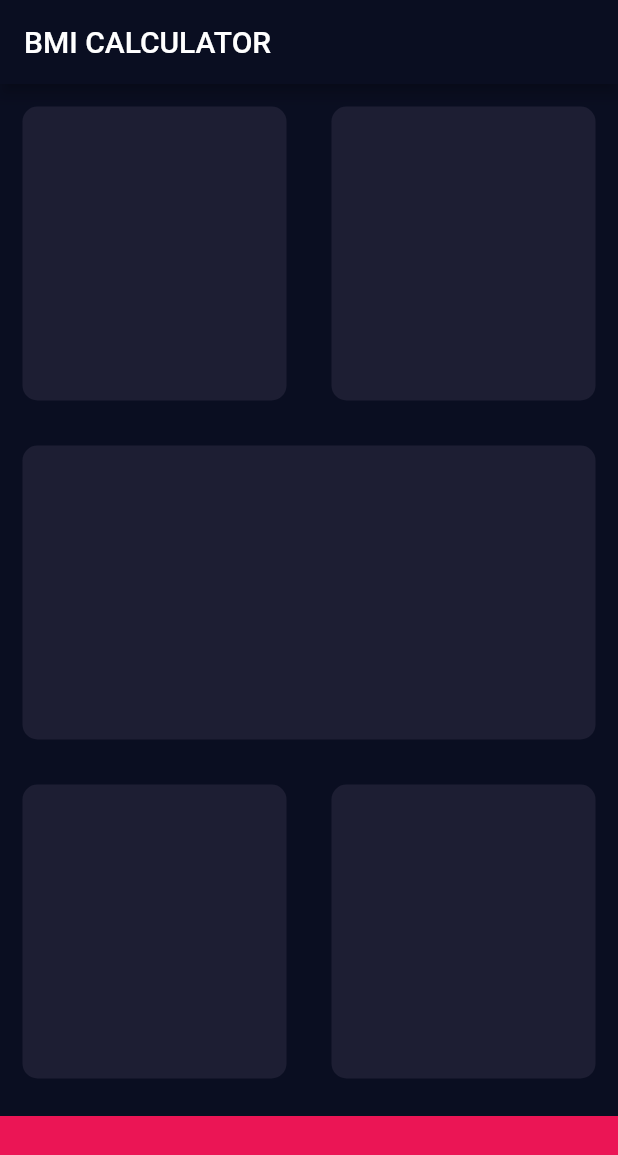
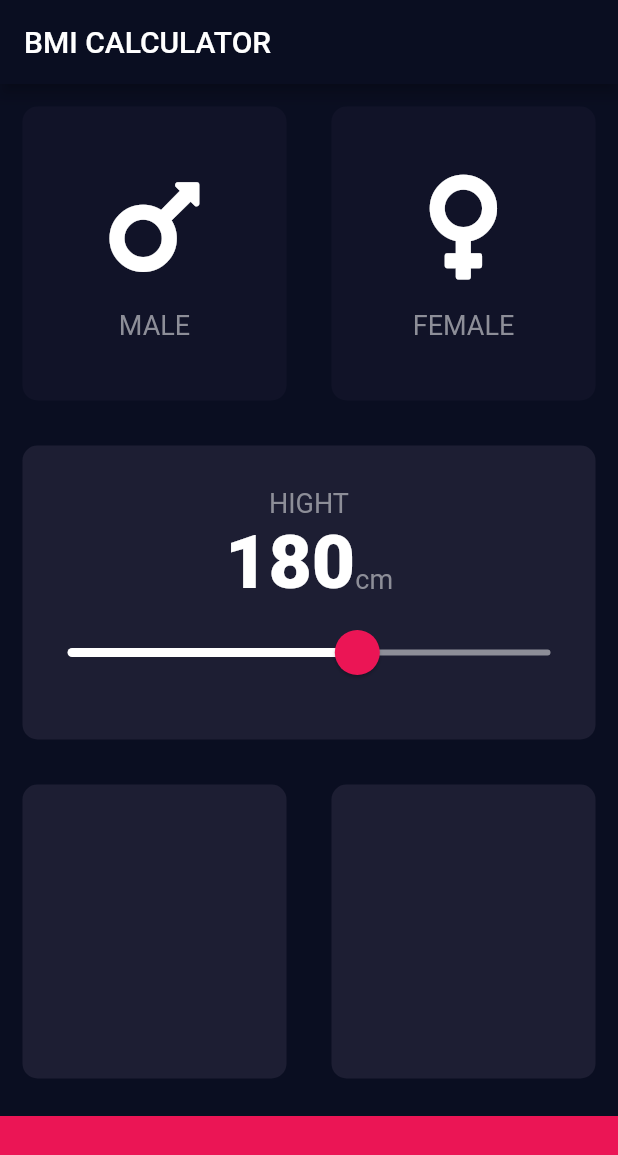
Before and after one commit to AlenaLaillusion/bmiCalculator, a Flutter app: the screen it shows after launch, on a phone screen of 412 x 824 dp. Shown: the top 1155 px of the screen. Run offline on Flutter 3.47's test engine with Material 2 defaults, Android fonts, the phone set to English and light mode, and no system bars; our stand-ins replace font_awesome_flutter.

Commit message:
second_commit-slider_onPressCard

```diff
--- /dev/null
+++ b/lib/constants.dart
@@ -0,0 +1,16 @@
+import 'package:flutter/material.dart';
+
+const kbottomContainerHeight = 80.0;
+const kactiveCardColour = Color(0xFF1D1E33);
+const kinactiveCardColour = Color(0xFF111328);
+const kbottomContainerColour = Color(0xFFEB1555);
+
+const klabelTextStyle = TextStyle(
+    fontSize: 18.0,
+    color: Color(0xFF8D8E98)
+);
+
+const kNumberTextStyle = TextStyle(
+  fontSize: 50.0,
+  fontWeight: FontWeight.w900,
+);
--- /dev/null
+++ b/lib/icon_content.dart
@@ -0,0 +1,27 @@
+import 'package:flutter/material.dart';
+import 'constants.dart';
+
+
+class IconContent extends StatelessWidget {
+  IconContent({this.icon, this.text});
+
+  final IconData icon;
+  final String text;
+
+  @override
+  Widget build(BuildContext context) {
+    return Column(
+      mainAxisAlignment: MainAxisAlignment.center,
+      children: <Widget>[
+        Icon(
+          icon,
+          size: 80.0,
+        ),
+        SizedBox(
+          height: 15.0,
+        ),
+        Text(text, style: klabelTextStyle,),
+      ],
+    );
+  }
+}
--- a/lib/input_page.dart
+++ b/lib/input_page.dart
@@ -1,8 +1,13 @@
+import 'package:bmi_calculator/reusable_card.dart';
 import 'package:flutter/material.dart';
+import 'package:font_awesome_flutter/font_awesome_flutter.dart';
+import 'constants.dart';
+import 'icon_content.dart';
 
-const bottomContainerHeight = 80.0;
-const activeCardColour = Color(0xFF1D1E33);
-const bottomContainerColour = Color(0xFFEB1555);
+enum Gender {
+  male,
+  female
+}
 
 class InputPage extends StatefulWidget {
   @override
@@ -10,6 +15,10 @@ class InputPage extends StatefulWidget {
 }
 
 class _InputPageState extends State<InputPage> {
+
+  Gender selectedGender;
+  int height = 180;
+
   @override
   Widget build(BuildContext context) {
     return Scaffold(
@@ -20,49 +29,96 @@ class _InputPageState extends State<InputPage> {
         children: <Widget>[
           Expanded(child: Row(
             children: <Widget>[
-              Expanded(child: ReusableCard(
-                colour: activeCardColour,),),
-              Expanded(child:ReusableCard(
-                colour: activeCardColour,
-              ),),
+              Expanded(
+                  child: ReusableCard(
+                    onPress: () {
+                      setState(() {
+                        selectedGender = Gender.male;});},
+                  colour: selectedGender == Gender.male ? kactiveCardColour : kinactiveCardColour,
+                  cardChild: IconContent(
+                    icon: FontAwesomeIcons.mars,
+                    text: 'MALE',),
+              ),
+                ),
+              Expanded(
+                  child: ReusableCard(
+                onPress: () {
+             setState(() {
+             selectedGender = Gender.female;
+               });
+             },
+                  colour: selectedGender == Gender.female ? kactiveCardColour : kinactiveCardColour,
+                  cardChild: IconContent(
+                    icon: FontAwesomeIcons.venus,
+                    text: 'FEMALE',),
+              ),
+                ),
             ],
           )),
           Expanded(child:ReusableCard(
-            colour: activeCardColour,
+            colour: kactiveCardColour,
+            cardChild: Column(
+              mainAxisAlignment: MainAxisAlignment.center,
+              children: <Widget>[
+                Text('HIGHT',
+                style: klabelTextStyle,
+                ),
+                Row(
+                  mainAxisAlignment: MainAxisAlignment.center,
+                  crossAxisAlignment: CrossAxisAlignment.baseline,
+                  textBaseline: TextBaseline.alphabetic,
+                  children: <Widget>[
+                    Text(
+                       height.toString(),
+                      style: kNumberTextStyle,
+                    ),
+                    Text(
+                        'cm',
+                      style: klabelTextStyle,
+                    ),
+                  ],
+                ),
+                SliderTheme(
+                  data: SliderTheme.of(context).copyWith(
+                    inactiveTrackColor: Color(0xFF8D8E98),
+                    activeTrackColor: Colors.white,
+                    thumbColor: Color(0xFFEB1555 ),
+                    overlayColor: Color(0xFFEB1555),
+                    thumbShape: RoundSliderThumbShape(enabledThumbRadius: 15.0),
+                    overlayShape: RoundSliderOverlayShape(overlayRadius: 30.0),
+                  ),
+                  child: Slider(
+                    value: height.toDouble(),
+                    min: 120.0,
+                    max: 220.0,
+                    onChanged: (double newValue) {
+                      setState(() {
+                        height = newValue.round();
+                      });
+                    },
+                  ),
+                ),
+              ],
+            ),
           ),),
           Expanded(child:  Row(
             children: <Widget>[
               Expanded(child:ReusableCard(
-                colour: activeCardColour,
+                colour: kactiveCardColour,
               ),),
               Expanded(child: ReusableCard(
-                colour: activeCardColour,
+                colour: kactiveCardColour,
               ),),
             ],
           )),
           Container(
-            color: bottomContainerColour,
+            color: kbottomContainerColour,
             margin: EdgeInsets.only(top: 10.0),
             width: double.infinity,
-            height: bottomContainerHeight,
+            height: kbottomContainerHeight,
           ),
         ],
       )
     );
   }
 }
-
-class ReusableCard extends StatelessWidget {
-  ReusableCard({@required this.colour});
-  final Color colour;
-
-  @override
-  Widget build(BuildContext context) {
-    return Container(
-      margin: EdgeInsets.all(15.0),
-      decoration: BoxDecoration(
-        color: colour,
-        borderRadius: BorderRadius.circular(10.0),
-      ),);
-  }
-}
--- /dev/null
+++ b/lib/reusable_card.dart
@@ -0,0 +1,24 @@
+import 'package:flutter/material.dart';
+
+class ReusableCard extends StatelessWidget {
+  ReusableCard({@required this.colour, this.cardChild, this.onPress});
+
+  final Color colour;
+  final Widget cardChild;
+  final Function onPress;
+
+  @override
+  Widget build(BuildContext context) {
+    return GestureDetector(
+      onTap: onPress,
+      child: Container(
+      child: cardChild,
+      margin: EdgeInsets.all(15.0),
+      decoration: BoxDecoration(
+        color: colour,
+        borderRadius: BorderRadius.circular(10.0),
+      ),
+      ),
+    );
+  }
+}
--- a/pubspec.yaml
+++ b/pubspec.yaml
@@ -11,6 +11,7 @@ dependencies:
     sdk: flutter
 
   cupertino_icons: ^0.1.2
+  font_awesome_flutter: ^8.4.0
 
 dev_dependencies:
   flutter_test:
```
